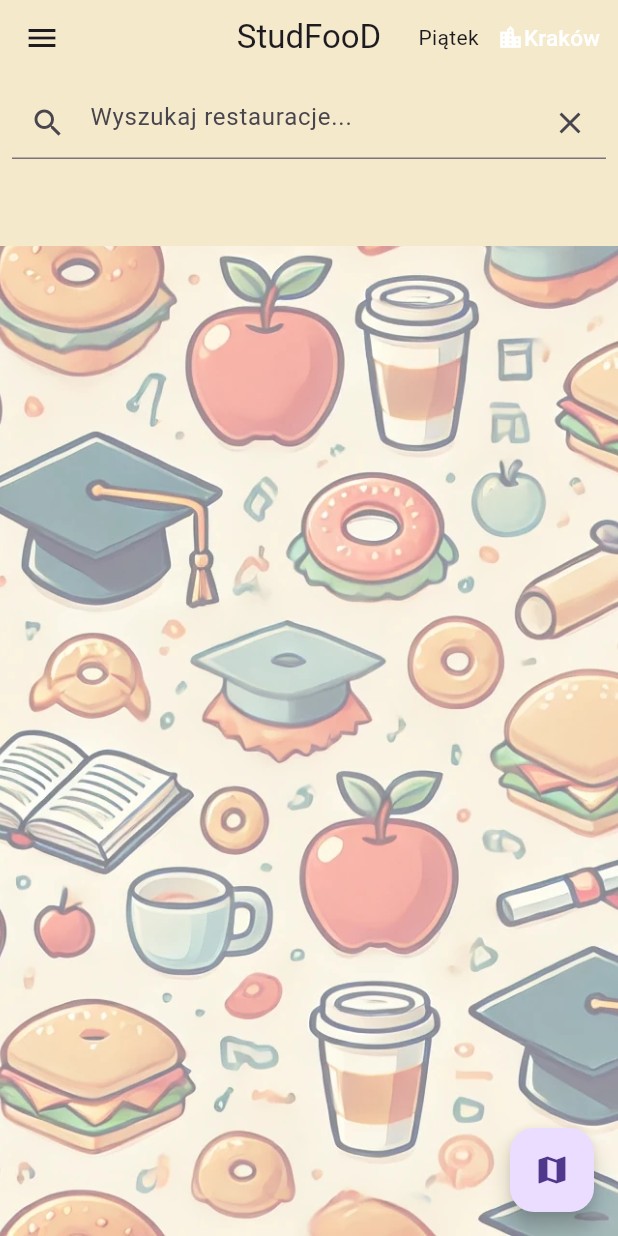
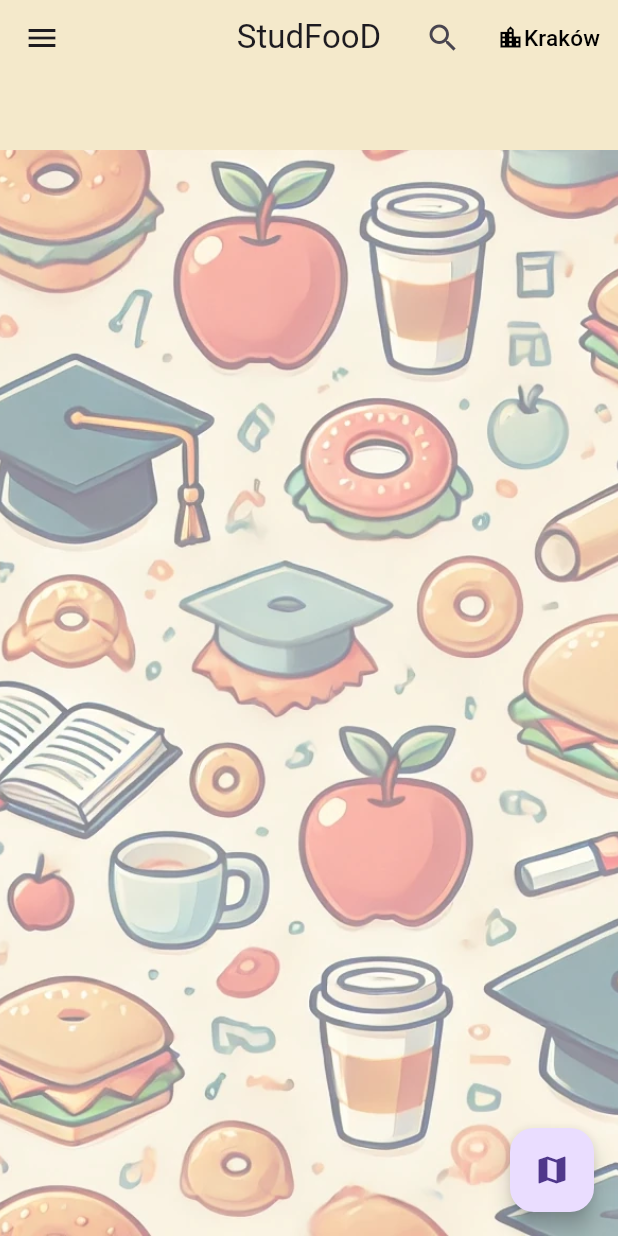
Before and after one commit to EleXxX214/studfood_final, a Flutter app: the screen it shows after launch, on a phone screen of 412 x 824 dp. Run offline on Flutter 3.47's test engine with Material 3 defaults, Android fonts, the phone set to English and light mode, and no system bars; our stand-ins replace cloud_firestore, firebase_core, firebase_storage, google_maps_flutter, logger; missing offline and left inert: number_editing_controller; accounts and stored records are empty.

Commit message:
Added open/close searchbar

```diff
--- a/lib/components/main_appbar.dart
+++ b/lib/components/main_appbar.dart
@@ -1,38 +1,25 @@
 import 'package:flutter/material.dart';
 
 class MyAppBar extends StatelessWidget implements PreferredSizeWidget {
-  const MyAppBar({super.key});
+  final VoidCallback onSearchButtonPressed;
+
+  const MyAppBar({super.key, required this.onSearchButtonPressed});
 
   @override
   Size get preferredSize => const Size.fromHeight(50);
 
   @override
   Widget build(BuildContext context) {
-    DateTime today = DateTime.now();
-
-    var weekday = today.weekday;
-
-    List<String> weekdays = [
-      'Poniedziałek',
-      'Wtorek',
-      'Środa',
-      'Czwartek',
-      'Piątek',
-      'Sobota',
-      'Niedziela'
-    ];
-
     return AppBar(
       backgroundColor: const Color.fromRGBO(244, 233, 203, 1),
       centerTitle: true,
       title: const Text("StudFooD"),
       actions: [
-        Row(
-          children: [
-            Text(weekdays[weekday - 1]),
-            cityPickerButton(context),
-          ],
+        IconButton(
+          onPressed: onSearchButtonPressed,
+          icon: const Icon(Icons.search),
         ),
+        cityPickerButton(context),
       ],
     );
   }
@@ -57,10 +44,10 @@ class MyAppBar extends StatelessWidget implements PreferredSizeWidget {
         );
       },
       child: const Row(children: [
-        Icon(Icons.location_city, color: Colors.white),
+        Icon(Icons.location_city, color: Colors.black),
         Text(
           "Kraków",
-          style: TextStyle(color: Colors.white, fontSize: 15),
+          style: TextStyle(color: Colors.black, fontSize: 15),
         )
       ]),
     );
--- a/lib/pages/homepage.dart
+++ b/lib/pages/homepage.dart
@@ -5,6 +5,7 @@ import 'package:studfood/components/main_appbar.dart';
 import 'package:studfood/components/my_drawer.dart';
 import 'package:studfood/components/custom_list_tile.dart';
 import 'package:studfood/services/firestore.dart';
+import 'package:studfood/components/custom_search_bar.dart';
 
 class HomePage extends StatefulWidget {
   const HomePage({
@@ -15,14 +16,16 @@ class HomePage extends StatefulWidget {
   State<HomePage> createState() => _HomePageState();
 }
 
+bool isSearchBarOpened = false;
+
 Logger logger = Logger();
 
 List<String> selectedFilters = [];
 
 class _HomePageState extends State<HomePage> {
   String searchQuery = "";
-  final TextEditingController _searchController = TextEditingController();
-  final FocusNode _searchFocus = FocusNode();
+  final TextEditingController searchController = TextEditingController();
+  final FocusNode searchFocus = FocusNode();
 
   Future<int> getDiscountCount(String docId) async {
     DocumentReference restaurantDoc =
@@ -41,9 +44,19 @@ class _HomePageState extends State<HomePage> {
 
   @override
   void dispose() {
-    _searchController.dispose();
-    _searchFocus.dispose();
+    searchController.dispose();
+    searchFocus.dispose();
     super.dispose();
+  }
+
+  void toggleSearchBar() {
+    setState(() {
+      isSearchBarOpened = !isSearchBarOpened;
+      if (!isSearchBarOpened) {
+        searchController.clear();
+        searchQuery = "";
+      }
+    });
   }
 
   @override
@@ -63,7 +76,7 @@ class _HomePageState extends State<HomePage> {
 
     return Scaffold(
         backgroundColor: const Color.fromRGBO(244, 233, 203, 1),
-        appBar: const MyAppBar(),
+        appBar: MyAppBar(onSearchButtonPressed: toggleSearchBar),
         floatingActionButton: FloatingActionButton(
           onPressed: () => Navigator.pushNamed(context, "MapPage"),
           child: const Icon(Icons.map),
@@ -72,8 +85,8 @@ class _HomePageState extends State<HomePage> {
         body: GestureDetector(
           onTap: () {
             // Unfocus search field when tapping outside
-            if (_searchFocus.hasFocus) {
-              _searchFocus.unfocus();
+            if (searchFocus.hasFocus) {
+              searchFocus.unfocus();
             }
           },
           child: Stack(
@@ -83,32 +96,17 @@ class _HomePageState extends State<HomePage> {
                   //-------------------------------------------
                   //                 SEARCH BAR
                   //-------------------------------------------
-                  Padding(
-                    padding: const EdgeInsets.all(8.0),
-                    child: TextField(
-                      controller: _searchController,
-                      focusNode: _searchFocus,
-                      autofocus: false,
-                      decoration: InputDecoration(
-                        hintText: 'Wyszukaj restauracje...',
-                        prefixIcon: const Icon(Icons.search),
-                        suffixIcon: IconButton(
-                          icon: const Icon(Icons.clear),
-                          onPressed: () {
-                            _searchController.clear();
-                            setState(() {
-                              searchQuery = "";
-                            });
-                          },
-                        ),
-                      ),
-                      onChanged: (value) {
+                  if (isSearchBarOpened)
+                    CustomSearchBar(
+                      searchController: searchController,
+                      searchFocus: searchFocus,
+                      onSearchChanged: (value) {
                         setState(() {
-                          searchQuery = value.toLowerCase();
+                          searchQuery = value;
                         });
                       },
                     ),
-                  ),
+
                   //-------------------------------------------
                   //            FOOD FILTER LIST
                   //-------------------------------------------
@@ -158,7 +156,7 @@ class _HomePageState extends State<HomePage> {
                         )),
                   ),
                   //-------------------------------------------
-                  //           RESTAURANT IMAGE
+                  //           BACKGROUND IMAGE
                   //-------------------------------------------
                   Expanded(
                     child: Stack(children: [
```
Also changed, not shown: lib/components/custom_list_tile.dart (+5 -2 lines), lib/components/custom_search_bar.dart (added, +47 -0 lines).
